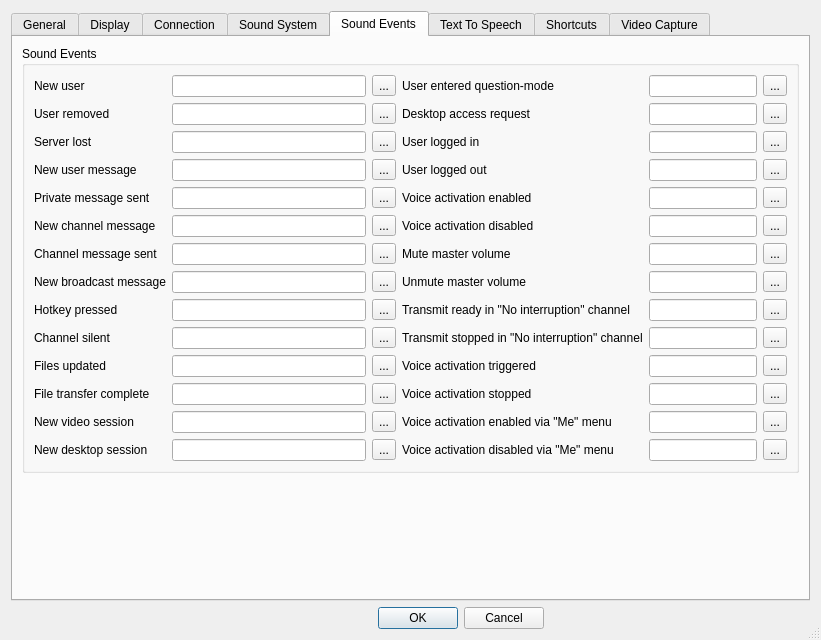
BearWare/TeamTalk5, file Client/qtTeamTalk/preferences.ui: the form before one commit.
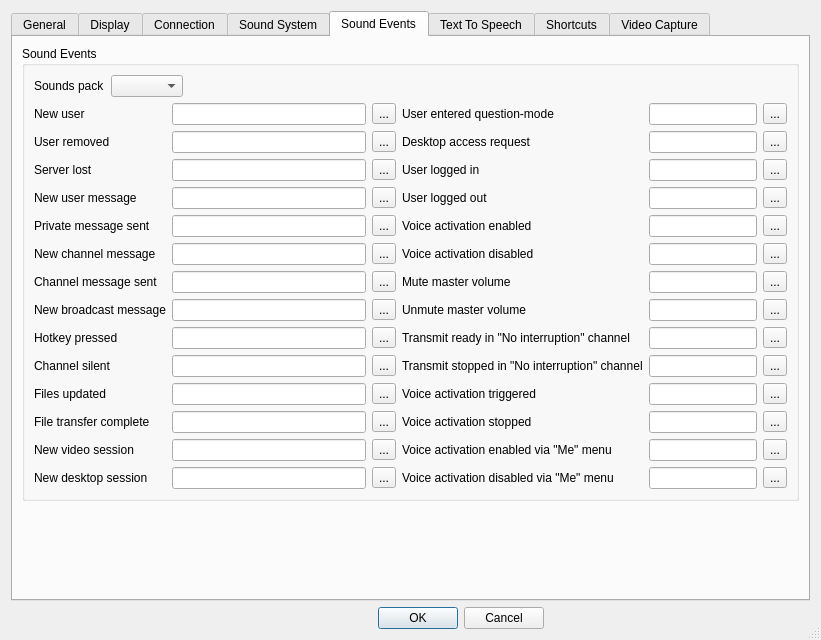
The form after the commit. The open tabs and pages were chosen to show the change. Icons and pictures are not drawn. Custom widgets are drawn as their Qt base class.

Commit message:
QT - Ability to choose and add sounds packs (#942)
* QT - Sounds packs integration

* Add old TT sounds for Old sound pack

* Add Majorly-G sounds pack, propose in #713

* Better implementation, user should be able to add sounds pack when he want, so we have to just check Sounds folder and make association bitween edit fields and files name.

* Clarify change log

* Check if sounds pack exists at startup

* Function to reset default sounds pack

* Place 'Sounds Pack' in top of groupbox

* Translate default sounds pack name

* Rephrased ChangeLog

* Fix line endings

What changed in the file:
```diff
--- a/Client/qtTeamTalk/preferences.ui
+++ b/Client/qtTeamTalk/preferences.ui
@@ -1188,8 +1188,40 @@
          <property name="title">
           <string>Sound Events</string>
          </property>
+         <layout class="QVBoxLayout" name="verticalLayout_17">
+          <item>
          <layout class="QHBoxLayout" name="horizontalLayout_14">
           <item>
+             <widget class="QLabel" name="label_spack">
+              <property name="text">
+               <string>Sounds pack</string>
+              </property>
+              <property name="buddy">
+               <cstring>spackBox</cstring>
+              </property>
+             </widget>
+            </item>
+            <item>
+             <widget class="QComboBox" name="spackBox"/>
+            </item>
+            <item>
+             <spacer name="horizontalSpacer_26">
+              <property name="orientation">
+               <enum>Qt::Horizontal</enum>
+              </property>
+              <property name="sizeHint" stdset="0">
+               <size>
+                <width>40</width>
+                <height>20</height>
+               </size>
+              </property>
+             </spacer>
+            </item>
+           </layout>
+          </item>
+          <item>
+           <layout class="QHBoxLayout" name="horizontalLayout_25">
+            <item>
            <layout class="QGridLayout" name="gridLayout_4">
             <item row="0" column="0">
              <widget class="QLabel" name="label_16">
@@ -1844,6 +1876,8 @@
                <string notr="true">...</string>
               </property>
              </widget>
+              </item>
+             </layout>
             </item>
            </layout>
           </item>
```
Lines whose indentation alone changed are shown as unchanged. The commit also changes 31 other files.
